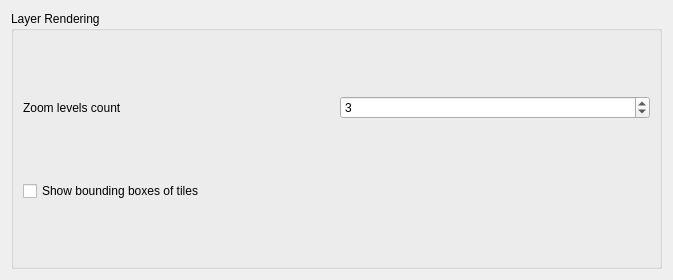
Old version of the form src/ui/3d/qgsvectorlayer3dpropertieswidget.ui in the repository carsmie/QGIS.
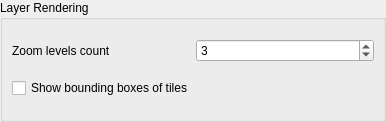
New version of the form. Custom widgets are drawn as their Qt base class.

Commit message:
Reduce margins in vector and mesh layer properties dialog
harmonizing all the tabs and vertically aligning the settings widget with button toolbar at the bottom

What changed in the file:
```diff
--- a/src/ui/3d/qgsvectorlayer3dpropertieswidget.ui
+++ b/src/ui/3d/qgsvectorlayer3dpropertieswidget.ui
@@ -6,14 +6,26 @@
    <rect>
     <x>0</x>
     <y>0</y>
-    <width>673</width>
-    <height>280</height>
+    <width>386</width>
+    <height>122</height>
    </rect>
   </property>
   <property name="windowTitle">
    <string notr="true">Form</string>
   </property>
   <layout class="QVBoxLayout" name="verticalLayout_2">
+   <property name="leftMargin">
+    <number>0</number>
+   </property>
+   <property name="topMargin">
+    <number>0</number>
+   </property>
+   <property name="rightMargin">
+    <number>0</number>
+   </property>
+   <property name="bottomMargin">
+    <number>0</number>
+   </property>
    <item>
     <widget class="QgsCollapsibleGroupBox" name="groupLayerRendering">
      <property name="title">
```
The commit also changes 7 other files.
